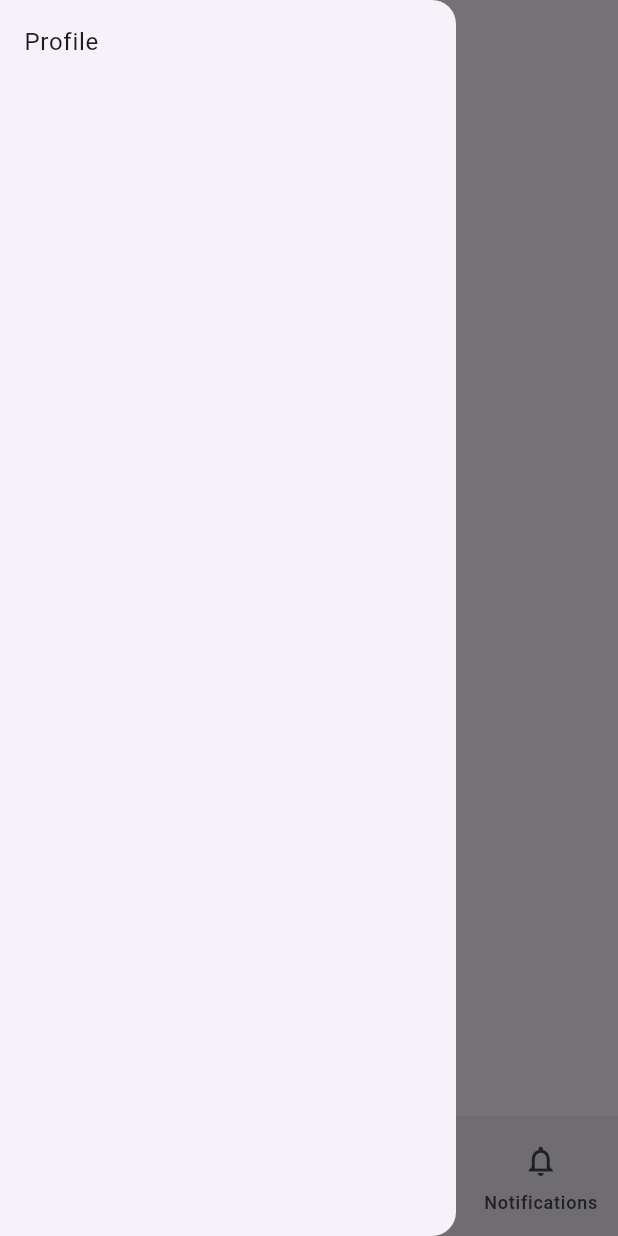
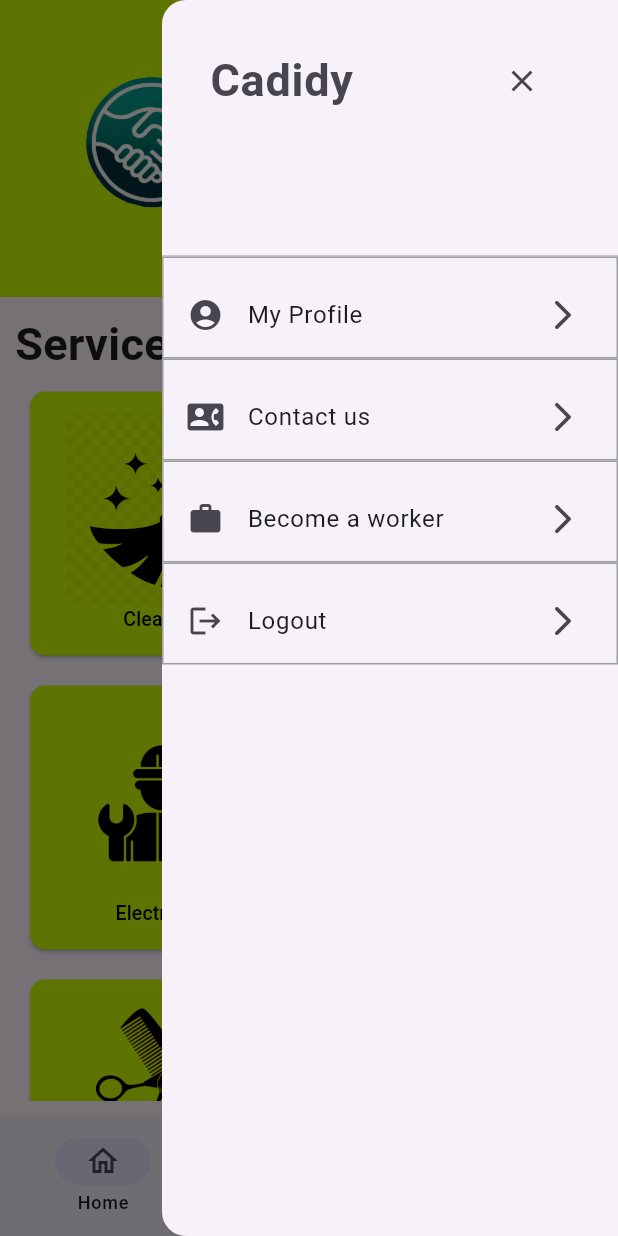
Before and after one commit to Salvador025/cadidy, a Flutter app: the screen it shows after launch, with the side drawer open, on a phone screen of 412 x 824 dp. Run offline on Flutter 3.47's test engine with Material 3 defaults, Android fonts, the phone set to English and light mode, and no system bars; Roboto replaces fonts that are missing (Roboto Flex).

Commit message:
menu del drawer, servicios agregados como botones, colores y formas

```diff
--- a/cadidy/lib/screens/dashboard/home.dart
+++ b/cadidy/lib/screens/dashboard/home.dart
@@ -1,3 +1,5 @@
+import 'package:cadidy/widgets/menu_drawer.dart';
+import 'package:cadidy/widgets/service_button.dart';
 import 'package:flutter/material.dart';
 
 class Home extends StatefulWidget {
@@ -10,25 +12,123 @@ class Home extends StatefulWidget {
 class _HomeState extends State<Home> {
   var currentPage = 0;
 
+  var servicesImages = [
+    'assets/images/cleaning_service.png',
+    'assets/images/gardening_service.png',
+    'assets/images/electrician_service.png',
+    'assets/images/carpenter_service.png',
+    'assets/images/barbering_service.png',
+    'assets/images/makeup_service.png',
+    'assets/images/dogWalk_service.png',
+    'assets/images/veterinarian_service.png',
+    'assets/images/more.png',
+  ];
+
   @override
   Widget build(BuildContext context) {
     return Scaffold(
       appBar: AppBar(
-        title: const Text('Cadidy'),
+        title: Row(
+          children: [
+            Image.asset(
+              'assets/images/Icon.png',
+              width: 170,
+              height: 170,
+            ),
+            Text(
+                'Cadidy',
+                style: TextStyle(
+                  fontWeight: FontWeight.bold,
+                  fontFamily: 'Roboto Flex',
+                  fontSize: 22
+                ),
+              ),
+          ],
+        ),
+        backgroundColor: Color.fromARGB(255, 204, 253, 4),
+        toolbarHeight: 198,
       ),
-      drawer: Drawer(
-        child: ListView(
+      endDrawer: Drawer(
+        child: Column(
+            children: [
+              DrawerHeader(
+                margin: EdgeInsets.only(top: 10),
+                child: ListTile(
+                  leading: Text(
+                    'Cadidy',
+                    style: TextStyle(
+                      fontWeight: FontWeight.bold,
+                      fontFamily: 'Roboto Flex',
+                      fontSize: 30
+                    )
+                  ),
+                  trailing: IconButton(
+                    onPressed: () {
+                      Navigator.pop(context);
+                    },
+                    icon: Icon(Icons.close_sharp)
+                  ),
+                )
+              ),
+              MenuDrawer(),
+            ],
+          ),
+      ),
+      body: Container(
+        padding: const EdgeInsets.all(10),
+        child: Column(
           children: [
-            ListTile(
-              title: Text('Profile'),
-              onTap: () {
-                Navigator.pop(context);
-              },
-            )
+            Row(
+              mainAxisAlignment: MainAxisAlignment.start,
+              children: [
+                Text('Services', style: TextStyle(
+                  fontSize: 30,
+                  fontWeight: FontWeight.bold
+                )),
+              ],
+            ),
+            Expanded(
+              child: GridView.count(
+                  crossAxisCount: 2,
+                  children: [
+                    ServiceButton(
+                      imageURL: servicesImages[0],
+                      labelService: 'Cleaning',
+                    ),
+                    ServiceButton(
+                      imageURL: servicesImages[1],
+                      labelService: 'Gardening',
+                    ),
+                    ServiceButton(
+                      imageURL: servicesImages[2],
+                      labelService: 'Electrician',
+                    ),
+                    ServiceButton(
+                      imageURL: servicesImages[3],
+                      labelService: 'Carpenter',
+                    ),
+                    ServiceButton(
+                      imageURL: servicesImages[4],
+                      labelService: 'Barbering',
+                    ),
+                    ServiceButton(
+                      imageURL: servicesImages[5],
+                      labelService: 'Makeup',
+                    ),
+                    ServiceButton(
+                      imageURL: servicesImages[6],
+                      labelService: 'Dog Walk',
+                    ),
+                    ServiceButton(
+                      imageURL: servicesImages[7],
+                      labelService: 'Veterinarian',
+                    ),
+                  ]
+                ),
+            ),
           ],
         ),
       ),
-      body: Container(),
       bottomNavigationBar: NavigationBar(
         selectedIndex: currentPage,
         onDestinationSelected: (int index) {
@@ -46,10 +146,6 @@ class _HomeState extends State<Home> {
             label: 'Orders'
           ),
           NavigationDestination(
-            icon: Icon(Icons.wallet_giftcard_outlined),
-            label: 'Promotions'
-          ),
-          NavigationDestination(
             icon: Icon(Icons.notifications_outlined),
             label: 'Notifications'
           )
--- /dev/null
+++ b/cadidy/lib/widgets/menu_drawer.dart
@@ -0,0 +1,81 @@
+import 'package:flutter/material.dart';
+
+class MenuDrawer extends StatelessWidget {
+  const MenuDrawer({super.key});
+
+  @override
+  Widget build(BuildContext context) {
+    return Column(
+          children: [
+            Container(
+              padding: const EdgeInsets.only(top: 10),
+              decoration: BoxDecoration(
+                border: Border.all(
+                  color: Colors.grey,
+                  width: 1
+                )
+              ),
+              child: ListTile(
+                leading: Icon(Icons.account_circle),
+                title: Text('My Profile'),
+                trailing: Icon(Icons.arrow_forward_ios_rounded),
+                onTap: () {
+
+                },
+              ),
+            ),
+            Container(
+              padding: const EdgeInsets.only(top: 10),
+              decoration: BoxDecoration(
+                border: Border.all(
+                  color: Colors.grey,
+                  width: 1
+                )
+              ),
+              child: ListTile(
+              leading: Icon(Icons.contact_phone_rounded),
+              title: Text('Contact us'),
+              trailing: Icon(Icons.arrow_forward_ios_rounded),
+              onTap: () {
+
+                },
+              )
+            ),
+            Container(
+              padding: const EdgeInsets.only(top: 10),
+              decoration: BoxDecoration(
+                border: Border.all(
+                  color: Colors.grey,
+                  width: 1
+                )
+              ),
+              child: ListTile(
+              leading: Icon(Icons.work_rounded),
+              title: Text('Become a worker'),
+              trailing: Icon(Icons.arrow_forward_ios_rounded),
+              onTap: () {
+
+                },
+              )
+            ),
+            Container(
+              padding: const EdgeInsets.only(top: 10),
+              decoration: BoxDecoration(
+                border: Border.all(
+                  color: Colors.grey,
+                  width: 1
+                )
+              ),
+              child: ListTile(
+              leading: Icon(Icons.logout),
+              title: Text('Logout'),
+              trailing: Icon(Icons.arrow_forward_ios_rounded),
+              onTap: () {
+
+                },
+              )
+            ),
+          ],
+    );
+  }
+}
--- /dev/null
+++ b/cadidy/lib/widgets/service_button.dart
@@ -0,0 +1,47 @@
+import 'package:flutter/material.dart';
+
+class ServiceButton extends StatefulWidget {
+  const ServiceButton({super.key, required this.imageURL, required this.labelService});
+  final String imageURL;
+  final String labelService;
+
+  @override
+  State<ServiceButton> createState() => _ServiceButtonState();
+}
+
+class _ServiceButtonState extends State<ServiceButton> {
+  @override
+  Widget build(BuildContext context) {
+    return Container(
+      height: 125,
+      width: 125,
+      padding: const EdgeInsets.all(10),
+      child: ElevatedButton(
+            onPressed: () {},
+            style: ElevatedButton.styleFrom(
+              backgroundColor: Color.fromARGB(255, 204, 253, 4),
+              shape: RoundedRectangleBorder(
+                borderRadius: BorderRadius.circular(10)
+              )
+            ),
+            child: Column(
+              mainAxisAlignment: MainAxisAlignment.center,
+              children: [
+                Image.asset(
+                  widget.imageURL,
+                  color: Color.fromARGB(255, 204, 253, 4),
+                  colorBlendMode: BlendMode.darken,
+                ),
+                Text(
+                  widget.labelService,
+                  style: TextStyle(
+                    color: Colors.black,
+                    fontSize: 13
+                  ),
+                )
+              ],
+            )
+          ),
+      );
+  }
+}
```
Also changed, not shown: cadidy/pubspec.yaml (+9 -0 lines), cadidy/assets/images/Icon.png (added), cadidy/assets/images/barbering_service.png (added), cadidy/assets/images/carpenter_service.png (added), cadidy/assets/images/cleaning_service.png (added), cadidy/assets/images/dogWalk_service.png (added), cadidy/assets/images/electrician_service.png (added), cadidy/assets/images/gardening_service.png (added), cadidy/assets/images/makeup_service.png (added), cadidy/assets/images/more.png (added), cadidy/assets/images/veterinarian_service.png (added).
